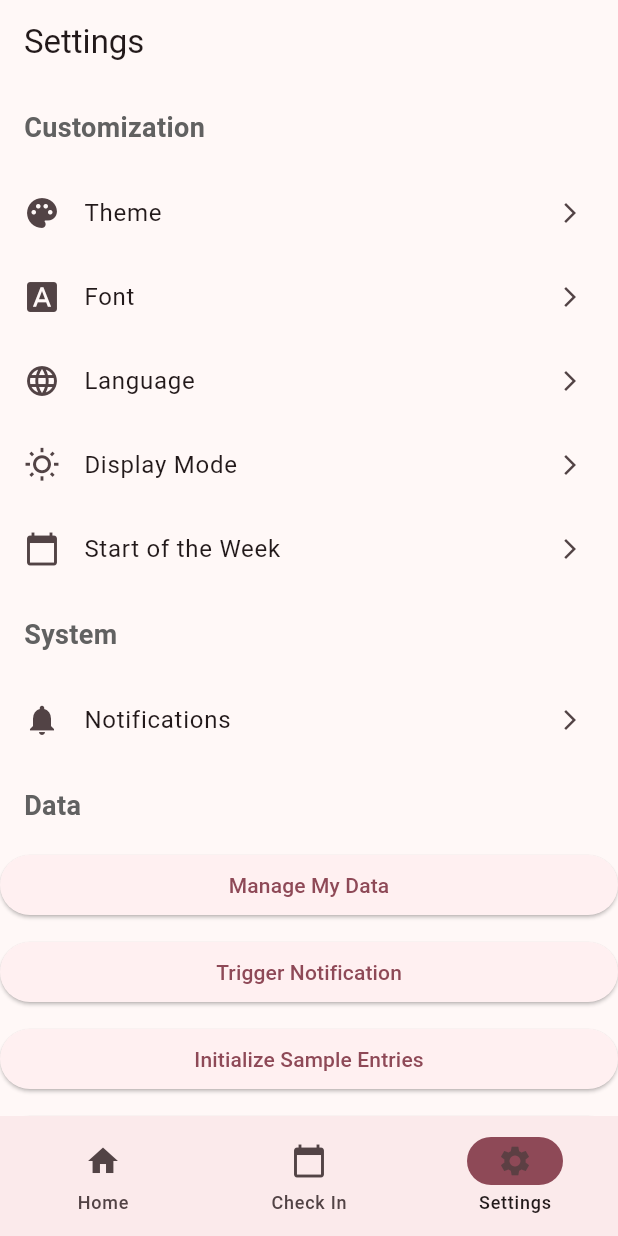
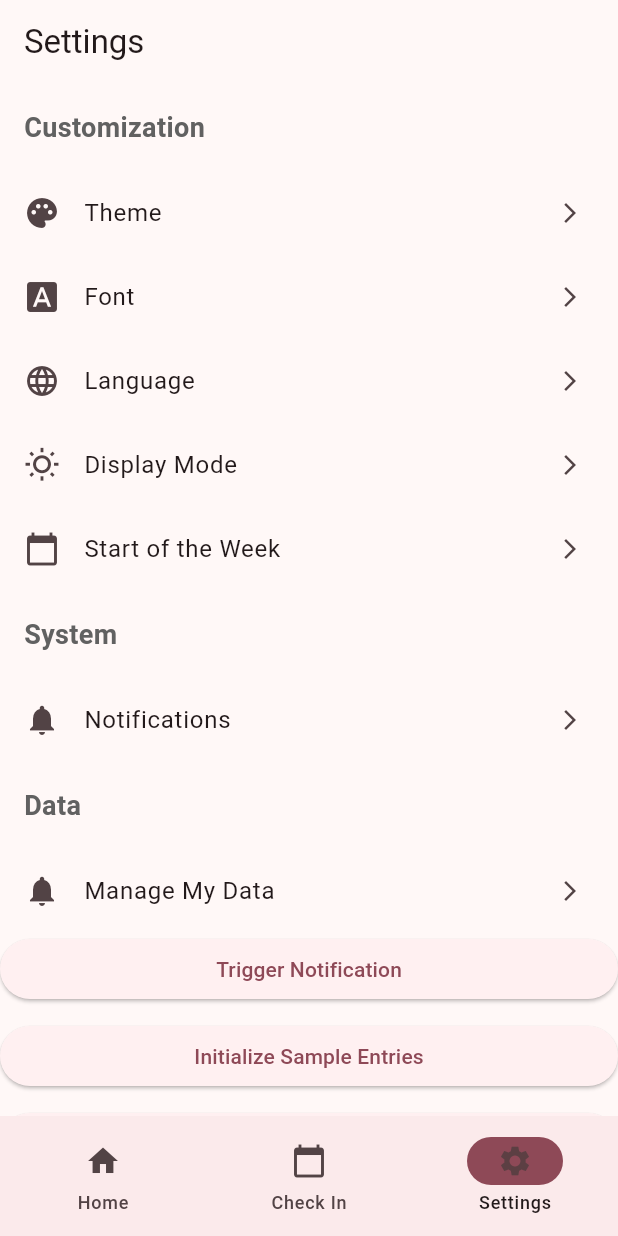
Before and after one commit to luna-mm/vibe_check, a Flutter app: the screen it shows after launch, item 3 of the bottom bar chosen, after a tap on "Manage My Data", on a phone screen of 412 x 824 dp. Run offline on Flutter 3.47's test engine with Material 3 defaults, Android fonts, the phone set to English and light mode, and no system bars; our stand-ins replace awesome_notifications, google_fonts, sqflite; missing offline and left inert: flutter_confetti, word_cloud; accounts and stored records are empty.

Commit message:
Add back check in page changes

```diff
--- a/lib/main.dart
+++ b/lib/main.dart
@@ -43,12 +43,6 @@ class MyApp extends StatelessWidget {
       ),
     );
   }
-}
-
-/// State used to manage when to prompt the user to check in
-class CheckInState extends ChangeNotifier {
-  var checkInTime = DateTime.now();
-  var checkInPending = false;
 }
 
 /// Main home page of the Vibe Check app
@@ -107,23 +101,23 @@ class _HomePageState extends State<HomePage> {
         children: const <Widget>[
           AnalysisPage(),
           CheckInPage(),
-          DevSettingsPage(),
+          SettingsPage(),
         ],
       ),
     );
   }
 }
 
-// The development settings page for the app.
-// Not intended for production use!
-class DevSettingsPage extends StatefulWidget {
-  const DevSettingsPage({super.key});
+/// The setting page where user can customize UI, notifications and manage data
+class SettingsPage extends StatefulWidget {
+  const SettingsPage({super.key});
 
   @override
-  State<DevSettingsPage> createState() => _DevSettingsPageState();
+  State<SettingsPage> createState() => _SettingsPageState();
 }
 
-class _DevSettingsPageState extends State<DevSettingsPage> {
+/// State for the SettingPage widget
+class _SettingsPageState extends State<SettingsPage> {
   List<Entry> _entries = [];
 
   triggerNotification() {
@@ -151,8 +145,8 @@ class _DevSettingsPageState extends State<DevSettingsPage> {
 
   @override
   void initState() {
+    super.initState();
     _fetchEntries();
-    super.initState();
   }
 
   Widget _sectionTitle(String title) {
@@ -215,13 +209,11 @@ class _DevSettingsPageState extends State<DevSettingsPage> {
           }),
 
           _sectionTitle("Data"),
-          ElevatedButton(
-            onPressed: () {
+          _settingsOpt(Icons.notifications, "Manage My Data", onTap: () {
             // TODO
-            },
-            child: Text("Manage My Data"),
-          ),
-          SizedBox(height: 10),
+          }),
+
+          // Debugging button
           ElevatedButton(
             onPressed: () {
               triggerNotification();
@@ -338,8 +330,7 @@ class _AnalysisPageState extends State<AnalysisPage> {
   }
 }
 
-/// The page where the user can check in their mood.
-/// Prompts the user to pick one of 6 displayed emojis and log a sentence.
+/// The check in page where user can check in their mood.
 class CheckInPage extends StatefulWidget {
   const CheckInPage({super.key});
 
@@ -347,14 +338,17 @@ class CheckInPage extends StatefulWidget {
   State<CheckInPage> createState() => _CheckInPageState();
 }
 
+/// State to manage when to send notification
+class CheckInState extends ChangeNotifier {
+  var checkInTime = DateTime.now();
+  var checkInPending = false;
+}
+
+/// State for the check in page widget
 class _CheckInPageState extends State<CheckInPage> {
   String? selectedEmoji;
   TextEditingController textController = TextEditingController();
-
-
-  // The list of emojis that user can choose from
   final List<String> emojis = ['😊', '😔', '🫠', '😒', '😡', '🫢'];
-
 
   void resetCheckIn() {
     setState(() {
@@ -366,7 +360,6 @@ class _CheckInPageState extends State<CheckInPage> {
   @override
   Widget build(BuildContext context) {
     var checkInState = context.watch<CheckInState>();
-    var timestamp = checkInState.checkInTime;
 
     return GestureDetector(
       onTap: () {
@@ -383,9 +376,7 @@ class _CheckInPageState extends State<CheckInPage> {
                   Text(
                     "Vibe Check!",
                     style: GoogleFonts.deliusSwashCaps(
-                      textStyle: Theme.of(
-                        context,
-                      ).textTheme.headlineLarge?.copyWith(
+                      textStyle: Theme.of(context).textTheme.headlineLarge?.copyWith(
                         fontWeight: FontWeight.bold,
                         fontSize: 40,
                         color: Theme.of(context).colorScheme.primary,
@@ -393,19 +384,14 @@ class _CheckInPageState extends State<CheckInPage> {
                     ),
                   ),
                   SizedBox(height: 16),
-                  Text.rich(
-                    TextSpan(
-                      style: TextStyle(fontSize: 17),
-                      children: [
-                        WidgetSpan(child: Icon(Icons.calendar_month)),
-                        TextSpan(
-                          text: DateFormat(" MMM d, y ").format(timestamp),
+                  Text(
+                     "How are you feeling?",
+                     style: GoogleFonts.deliusSwashCaps(
+                       textStyle: Theme.of(context).textTheme.headlineLarge?.copyWith(
+                         fontWeight: FontWeight.bold,
+                         fontSize: 20,
+                         color: Theme.of(context).colorScheme.secondary,
                        ),
-                        WidgetSpan(child: Icon(Icons.schedule)),
-                        TextSpan(
-                          text: DateFormat(" h:mm a ").format(timestamp),
-                        ),
-                      ],
                      ),
                   ),
                   SizedBox(height: 20),
@@ -422,7 +408,11 @@ class _CheckInPageState extends State<CheckInPage> {
                       return GestureDetector(
                         onTap: () {
                           setState(() {
+                            if (selectedEmoji == emojis[index]) {
+                              selectedEmoji = null;
+                            } else {
                               selectedEmoji = emojis[index];
+                            }
                           });
                         },
                         child: Container(
@@ -456,20 +446,35 @@ class _CheckInPageState extends State<CheckInPage> {
 
                   ElevatedButton(
                     onPressed: () async {
-                      if (selectedEmoji == null &&
-                          textController.text.isEmpty) {
+                      if (selectedEmoji == null && textController.text.isEmpty) {
                         ScaffoldMessenger.of(context).showSnackBar(
                           SnackBar(
-                            content: Text(
-                              'Please select an emoji and describe your mood!',
-                            ),
+                            content: Text('Please select an emoji and describe your mood!'),
                             duration: Duration(seconds: 2),
                           ),
                         );
                       } else {
+                        Entry newEntry = Entry(
+                          id: DateTime.now(),
+                          emoji: selectedEmoji!,
+                          sentence: textController.text,
+                        );
+
+                        // Ensuring that context is used safely after async operation
+                        await DatabaseHelper.instance.insertEntry(newEntry);
+
+                        // Check if the widget is still mounted before calling setState
+                        if (mounted) {
+                          resetCheckIn();
                           Navigator.pushReplacement(
                             context,
                             MaterialPageRoute(builder: (context) => HomePage()),
+                          );
+                          ScaffoldMessenger.of(context).showSnackBar(
+                            SnackBar(
+                              content: Text('Checked in!'),
+                              duration: Duration(seconds: 2),
+                            ),
                           );
                           Confetti.launch(
                             context,
@@ -479,22 +484,7 @@ class _CheckInPageState extends State<CheckInPage> {
                               y: 0.6,
                             ),
                           );
-                        ScaffoldMessenger.of(context).showSnackBar(
-                          SnackBar(
-                            content: Text('Checked in!'),
-                            duration: Duration(seconds: 2),
-                          ),
-                        );
-
-                        Entry newEntry = Entry(
-                          id: DateTime.now(),
-                          emoji: selectedEmoji!,
-                          sentence: textController.text,
-                        );
-
-                        await DatabaseHelper.instance.insertEntry(newEntry);
-
-                        resetCheckIn();
+                        }
                       }
                     },
                     child: Text('Check In'),
@@ -509,7 +499,7 @@ class _CheckInPageState extends State<CheckInPage> {
   }
 }
 
-/// Calendar view of mood check-ins for each day of the selected month.
+/// The calendar view where user can see their past entries
 class CalendarView extends StatefulWidget {
   const CalendarView({super.key});
 
@@ -517,12 +507,13 @@ class CalendarView extends StatefulWidget {
   State<CalendarView> createState() => _CalendarViewState();
 }
 
+/// State for the calendar view widget
 class _CalendarViewState extends State<CalendarView> {
   final DateTime _now = DateTime.now();
+  final int _firstDayOfWeek = 0;
   late DateTime _firstDayOfMonth;
   late int _daysInMonth;
   DateTime? _selectedDate;
-  int _firstDayOfWeek = 0;
 
   List<Entry> _allEntries = [];
   Map<String, String> _emojiByDate = {};
@@ -550,6 +541,7 @@ class _CalendarViewState extends State<CalendarView> {
     }
 
     _emojiByDate = {for (var entry in lastByDate.entries) entry.key: entry.value.emoji};
+
     _updateSelectedDateEntries();
   }
 
```
Lines whose indentation alone changed are shown as unchanged.
